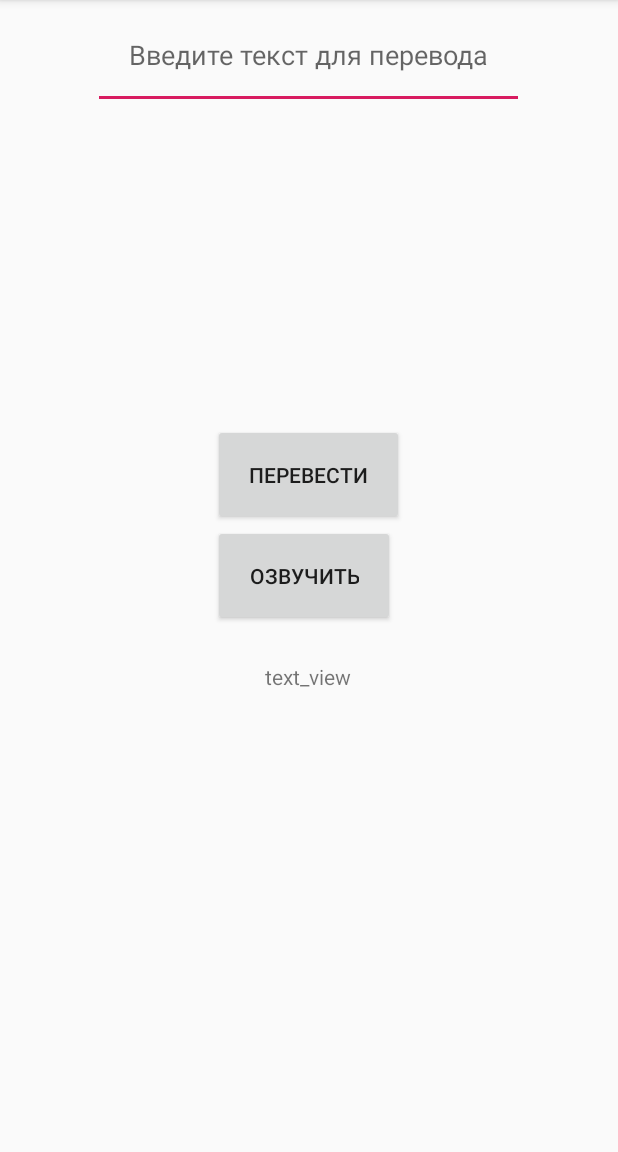
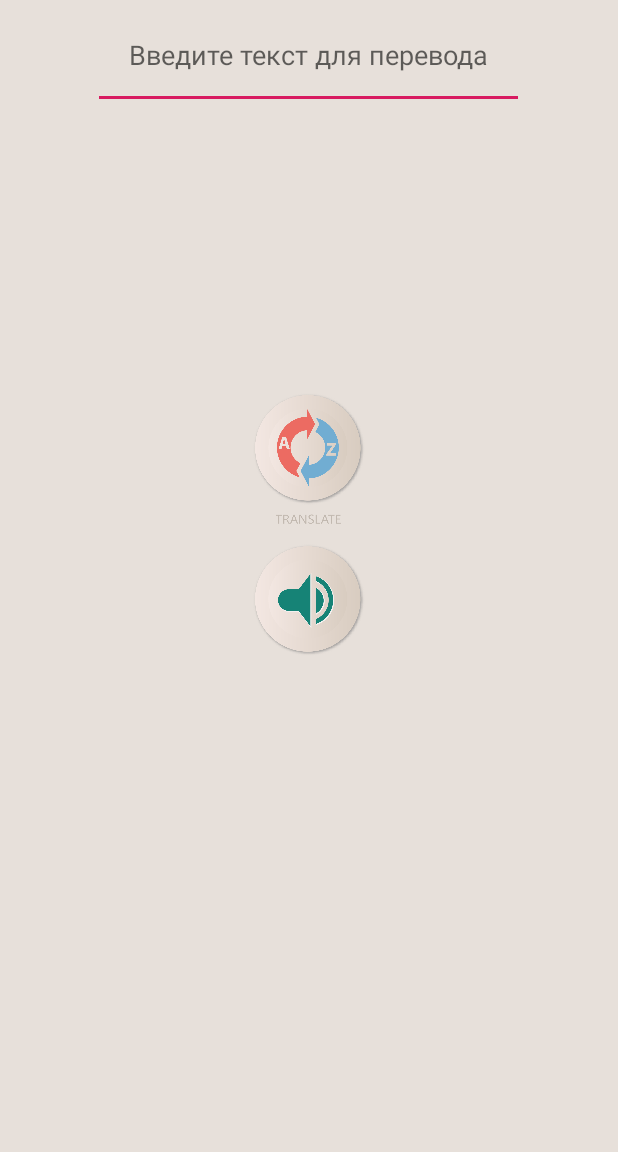
Before and after one commit to DenisMalanichev/PhotoEng, an Android app: the MainScreen screen opened directly, with no data from a screen before it, on a phone screen of 412 x 824 dp, the part 84-1236 px from its top. Run offline under Robolectric (Android 15) with nearby library versions, the phone set to English and light mode, and no system bars; libraries missing offline, so code that uses them is left out: com.googlecode.tesseract.

Commit message:
tess-two

```diff
--- a/app/src/main/java/com/example/photoeng/MainActivity.java
+++ b/app/src/main/java/com/example/photoeng/MainActivity.java
@@ -9,6 +9,7 @@ import android.provider.MediaStore;
 import android.util.Log;
 import android.view.View;
 import android.widget.Button;
+import android.widget.ImageButton;
 import android.widget.ImageView;
 import android.widget.TextView;
 import androidx.appcompat.app.AppCompatActivity;
@@ -25,18 +26,21 @@ public class MainActivity extends AppCompatActivity {
 
     private Button BackButton;
     private TextView CameraText;
-    private Button ScaneButton;
+    private ImageButton ScaneButton;
     private ImageView ImageView;
 
     @Override
     protected void onCreate(Bundle savedInstanceState) {
         super.onCreate(savedInstanceState);
         setContentView(R.layout.activity_main);
-
-        BackButton = (Button) findViewById(R.id.Back_button);
-        CameraText = (TextView) findViewById(R.id.Camera_text);
-        ScaneButton = (Button) findViewById(R.id.scane_button);
-        ImageView = (ImageView) findViewById(R.id.image);
+        try {
+            BackButton =  findViewById(R.id.Back_button);
+            CameraText =  findViewById(R.id.Camera_text);
+            ScaneButton =  findViewById(R.id.scane_button);
+            ImageView =  findViewById(R.id.image);
+        }catch (Exception e){
+            e.printStackTrace();
+        }
 
         BackButton.setOnClickListener(new View.OnClickListener() {
 
@@ -65,12 +69,10 @@ public class MainActivity extends AppCompatActivity {
         Bitmap bitmap = (Bitmap)data.getExtras().get("data");
        // ImageView.setImageBitmap(bitmap);
         try {
-            CameraText.setText(extractText(bitmap));
-            Log.d("TESS", extractText(bitmap));
+            extractText(bitmap);
         }catch (Exception e){
             e.printStackTrace();
         }
-
         //TODO tesseract(find text on photo)
 
     }
--- a/app/src/main/java/com/example/photoeng/MainScreen.java
+++ b/app/src/main/java/com/example/photoeng/MainScreen.java
@@ -11,6 +11,7 @@ package com.example.photoeng;
         import android.view.View;
         import android.widget.Button;
         import android.widget.EditText;
+        import android.widget.ImageButton;
         import android.widget.TextView;
         import com.googlecode.tesseract.android.TessBaseAPI;
         import java.io.BufferedReader;
@@ -22,7 +23,7 @@ package com.example.photoeng;
 
 public class MainScreen extends MainActivity {
 
-    private Button Translate;
+    private ImageButton Translate;
     private EditText TextReader;
     private TextView TranslatedWord;
     public String[] linesArrayA;
@@ -51,7 +52,7 @@ public class MainScreen extends MainActivity {
     private String[] linesArrayX;
     private String[] linesArrayY;
     private String[] linesArrayZ;
-    private Button SayButton;
+    private ImageButton SayButton;
     private TextToSpeech TTS;
 
 
@@ -61,10 +62,10 @@ public class MainScreen extends MainActivity {
         super.onCreate(savedInstanceState);
         setContentView(R.layout.activity_main_screen);
 
-        Translate = (Button) findViewById(R.id.research_button);
-        TextReader = (EditText) findViewById(R.id.text_reader);
-        TranslatedWord = (TextView) findViewById(R.id.translated_word);
-        SayButton = (Button) findViewById(R.id.say);
+        Translate =  findViewById(R.id.research_button);
+        TextReader =  findViewById(R.id.text_reader);
+        TranslatedWord =  findViewById(R.id.translated_word);
+        SayButton =  findViewById(R.id.say);
 
 
         TTS = new TextToSpeech(this, new TextToSpeech.OnInitListener() {
--- a/app/src/main/res/layout/activity_main_screen.xml
+++ b/app/src/main/res/layout/activity_main_screen.xml
@@ -5,7 +5,8 @@
     xmlns:tools="http://schemas.android.com/tools"
     android:layout_width="match_parent"
     android:layout_height="match_parent"
-    tools:context=".MainScreen">
+    tools:context=".MainScreen"
+    android:background="@drawable/background">
 
     <EditText
         android:layout_width="wrap_content"
@@ -15,7 +16,9 @@
         android:hint="@string/text_reader_first_text"
         android:layout_gravity="center|top"
         android:imeOptions="actionDone"
-        android:inputType="textNoSuggestions"/>
+        android:inputType="textNoSuggestions"
+        android:radius="10dp"/>
+
 
     <LinearLayout
         android:layout_width="wrap_content"
@@ -23,26 +26,26 @@
         android:orientation="vertical"
         android:layout_gravity="center">
 
-        <Button
-            android:id="@+id/research_button"
-            android:layout_width="wrap_content"
-            android:layout_height="wrap_content"
-            android:layout_gravity="fill_vertical"
-            android:padding="24dp"
-            android:text="@string/research_text" />
-        <Button
-            android:layout_width="wrap_content"
-            android:layout_height="wrap_content"
-            android:id="@+id/say"
-            android:layout_gravity="center_vertical"
-            android:padding="24dp"
-            android:text="@string/say"/>
+        <ImageButton
+            android:layout_width="100dp"
+            android:layout_height="100dp"
+            android:src="@drawable/translate_colour"
+            android:scaleType="centerCrop"
+            android:background="@drawable/background"
+            android:id="@+id/research_button"/>
+        <ImageButton
+            android:layout_width="100dp"
+            android:layout_height="100dp"
+            android:src="@drawable/listen_green"
+            android:scaleType="centerCrop"
+            android:background="@drawable/background"
+            android:id="@+id/say"/>
+
         <TextView
             android:layout_width="match_parent"
             android:layout_height="match_parent"
             android:padding="24dp"
             android:gravity="center"
-            android:text="text_view"
             android:id="@+id/translated_word"/>
     </LinearLayout>
 
```
Also changed, not shown: app/src/main/res/layout/activity_main.xml (+16 -16 lines), app/src/main/res/drawable/background.jpg (added), app/src/main/res/drawable/camera_colour.png (added), app/src/main/res/drawable/camera_green.png (added), app/src/main/res/drawable/listen_green.png (added), app/src/main/res/drawable/translate_colour.png (added), 79 other files.
